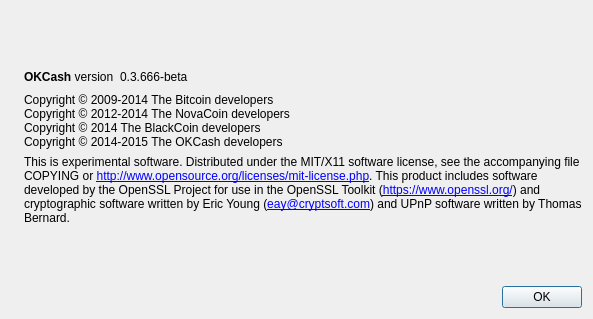
Before: the Qt Designer form src/qt/forms/aboutdialog.ui in okcashpro/okcash-oldsrc-history, drawn with Qt 5.
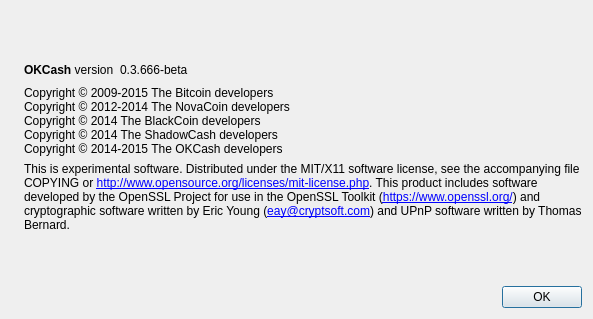
After: the same form once the commit is applied. Icons and pictures are not drawn.

Patch:
```diff
--- a/src/qt/forms/aboutdialog.ui
+++ b/src/qt/forms/aboutdialog.ui
@@ -91,9 +91,10 @@
         <cursorShape>IBeamCursor</cursorShape>
        </property>
        <property name="text">
-        <string>Copyright © 2009-2014 The Bitcoin developers
+        <string>Copyright © 2009-2015 The Bitcoin developers
 Copyright © 2012-2014 The NovaCoin developers
 Copyright © 2014 The BlackCoin developers
+Copyright © 2014 The ShadowCash developers
 Copyright © 2014-2015 The OKCash developers</string>
        </property>
        <property name="textInteractionFlags">
```
